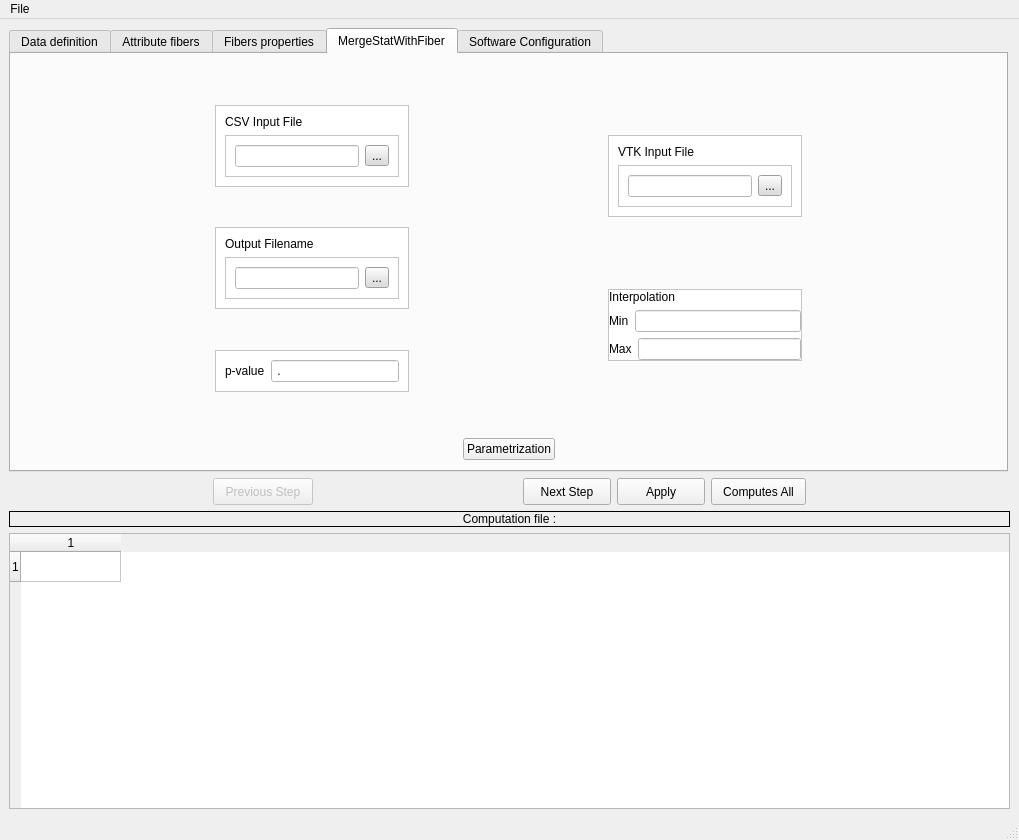
Qt form Applications/DTIAtlasFiberAnalyzer/DTIAtlasFiberAnalyzerguiwindow.ui (NIRALUser/DTIFiberTractStatistics) before a commit.
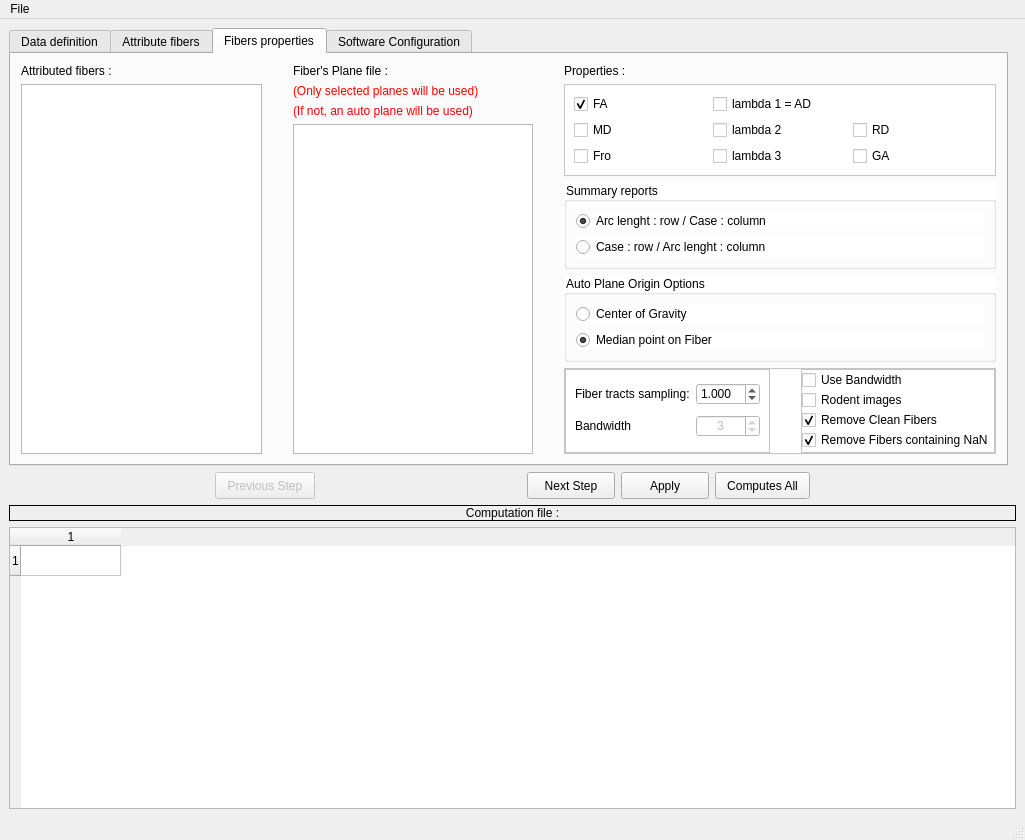
The same form after that commit. The open tabs and pages were chosen to show the change.

Commit message: ENH: bandwidth parameter added for dtitractstat

```diff
--- a/Applications/DTIAtlasFiberAnalyzer/DTIAtlasFiberAnalyzerguiwindow.ui
+++ b/Applications/DTIAtlasFiberAnalyzer/DTIAtlasFiberAnalyzerguiwindow.ui
@@ -6,7 +6,7 @@
    <rect>
     <x>0</x>
     <y>0</y>
-    <width>1019</width>
+    <width>1025</width>
     <height>840</height>
    </rect>
   </property>
@@ -17,27 +17,23 @@
    <layout class="QHBoxLayout" name="horizontalLayout_35">
     <item>
      <layout class="QGridLayout" name="PrincipalLayout">
-      <item row="4" column="0">
-       <widget class="QTableWidget" name="CSVtable">
+      <item row="2" column="0">
+       <widget class="QLabel" name="CsvTitle">
         <property name="frameShape">
-         <enum>QFrame::StyledPanel</enum>
+         <enum>QFrame::Box</enum>
         </property>
-        <property name="textElideMode">
-         <enum>Qt::ElideLeft</enum>
+        <property name="frameShadow">
+         <enum>QFrame::Plain</enum>
         </property>
-        <property name="gridStyle">
-         <enum>Qt::SolidLine</enum>
+        <property name="text">
+         <string>Computation file :</string>
         </property>
-        <row>
-         <property name="text">
-          <string>1</string>
-         </property>
-        </row>
-        <column>
-         <property name="text">
-          <string>1</string>
-         </property>
-        </column>
+        <property name="alignment">
+         <set>Qt::AlignCenter</set>
+        </property>
+        <property name="wordWrap">
+         <bool>false</bool>
+        </property>
        </widget>
       </item>
       <item row="1" column="0">
@@ -165,23 +161,27 @@
         </item>
        </layout>
       </item>
-      <item row="2" column="0">
-       <widget class="QLabel" name="CsvTitle">
+      <item row="4" column="0">
+       <widget class="QTableWidget" name="CSVtable">
         <property name="frameShape">
-         <enum>QFrame::Box</enum>
+         <enum>QFrame::StyledPanel</enum>
         </property>
-        <property name="frameShadow">
-         <enum>QFrame::Plain</enum>
+        <property name="textElideMode">
+         <enum>Qt::ElideLeft</enum>
         </property>
-        <property name="text">
-         <string>Computation file :</string>
+        <property name="gridStyle">
+         <enum>Qt::SolidLine</enum>
         </property>
-        <property name="alignment">
-         <set>Qt::AlignCenter</set>
-        </property>
-        <property name="wordWrap">
-         <bool>false</bool>
-        </property>
+        <row>
+         <property name="text">
+          <string>1</string>
+         </property>
+        </row>
+        <column>
+         <property name="text">
+          <string>1</string>
+         </property>
+        </column>
        </widget>
       </item>
       <item row="0" column="0">
@@ -211,7 +211,7 @@
          <string notr="true"/>
         </property>
         <property name="currentIndex">
-         <number>0</number>
+         <number>2</number>
         </property>
         <property name="usesScrollButtons">
          <bool>true</bool>
@@ -1566,26 +1566,61 @@
                   <number>0</number>
                  </property>
                  <item>
-                  <widget class="QLabel" name="label_4">
-                   <property name="text">
-                    <string>Fiber tracts sampling:</string>
+                  <widget class="QFrame" name="frame_2">
+                   <property name="frameShape">
+                    <enum>QFrame::StyledPanel</enum>
                    </property>
-                  </widget>
-                 </item>
-                 <item>
-                  <widget class="QDoubleSpinBox" name="FiberSampling">
-                   <property name="decimals">
-                    <number>3</number>
+                   <property name="frameShadow">
+                    <enum>QFrame::Raised</enum>
                    </property>
-                   <property name="minimum">
-                    <double>0.001000000000000</double>
-                   </property>
-                   <property name="singleStep">
-                    <double>0.100000000000000</double>
-                   </property>
-                   <property name="value">
-                    <double>1.000000000000000</double>
-                   </property>
+                   <layout class="QGridLayout" name="gridLayout_2">
+                    <item row="0" column="1">
+                     <widget class="QDoubleSpinBox" name="FiberSampling">
+                      <property name="decimals">
+                       <number>3</number>
+                      </property>
+                      <property name="minimum">
+                       <double>0.001000000000000</double>
+                      </property>
+                      <property name="singleStep">
+                       <double>0.100000000000000</double>
+                      </property>
+                      <property name="value">
+                       <double>1.000000000000000</double>
+                      </property>
+                     </widget>
+                    </item>
+                    <item row="0" column="0">
+                     <widget class="QLabel" name="label_4">
+                      <property name="text">
+                       <string>Fiber tracts sampling:</string>
+                      </property>
+                     </widget>
+                    </item>
+                    <item row="1" column="0">
+                     <widget class="QLabel" name="label">
+                      <property name="text">
+                       <string>Bandwidth</string>
+                      </property>
+                     </widget>
+                    </item>
+                    <item row="1" column="1">
+                     <widget class="QDoubleSpinBox" name="sbBandwidth">
+                      <property name="enabled">
+                       <bool>false</bool>
+                      </property>
+                      <property name="alignment">
+                       <set>Qt::AlignCenter</set>
+                      </property>
+                      <property name="decimals">
+                       <number>0</number>
+                      </property>
+                      <property name="value">
+                       <double>3.000000000000000</double>
+                      </property>
+                     </widget>
+                    </item>
+                   </layout>
                   </widget>
                  </item>
                  <item>
@@ -1625,6 +1660,13 @@
                     <property name="bottomMargin">
                      <number>0</number>
                     </property>
+                    <item>
+                     <widget class="QCheckBox" name="checkBandwidth">
+                      <property name="text">
+                       <string>Use Bandwidth</string>
+                      </property>
+                     </widget>
+                    </item>
                     <item>
                      <widget class="QCheckBox" name="checkRodent">
                       <property name="text">
@@ -1667,508 +1709,6 @@
           </item>
          </layout>
         </widget>
-        <widget class="QWidget" name="MergeStatWithFiber">
-         <attribute name="title">
-          <string>MergeStatWithFiber</string>
-         </attribute>
-         <layout class="QVBoxLayout" name="verticalLayout_43">
-          <property name="leftMargin">
-           <number>10</number>
-          </property>
-          <property name="topMargin">
-           <number>10</number>
-          </property>
-          <property name="rightMargin">
-           <number>10</number>
-          </property>
-          <property name="bottomMargin">
-           <number>10</number>
-          </property>
-          <item>
-           <layout class="QHBoxLayout" name="horizontalLayout_31">
-            <property name="leftMargin">
-             <number>0</number>
-            </property>
-            <property name="topMargin">
-             <number>0</number>
-            </property>
-            <property name="rightMargin">
-             <number>0</number>
-            </property>
-            <property name="bottomMargin">
-             <number>0</number>
-            </property>
-            <item>
-             <spacer name="horizontalSpacer_12">
-              <property name="orientation">
-               <enum>Qt::Horizontal</enum>
-              </property>
-              <property name="sizeHint" stdset="0">
-               <size>
-                <width>40</width>
-                <height>20</height>
-               </size>
-              </property>
-             </spacer>
-            </item>
-            <item>
-             <layout class="QVBoxLayout" name="verticalLayout_41">
-              <property name="spacing">
-               <number>0</number>
-              </property>
-              <property name="leftMargin">
-               <number>0</number>
-              </property>
-              <property name="topMargin">
-               <number>0</number>
-              </property>
-              <property name="rightMargin">
-               <number>0</number>
-              </property>
-              <property name="bottomMargin">
-               <number>0</number>
-              </property>
-              <item>
-               <spacer name="verticalSpacer_10">
-                <property name="orientation">
-                 <enum>Qt::Vertical</enum>
-                </property>
-                <property name="sizeHint" stdset="0">
-                 <size>
-                  <width>20</width>
-                  <height>40</height>
-                 </size>
-                </property>
-               </spacer>
-              </item>
-              <item>
-               <widget class="QFrame" name="loadparamframe_2">
-                <property name="enabled">
-                 <bool>true</bool>
-                </property>
-                <property name="styleSheet">
-                 <string notr="true">background-color: rgb(255, 255, 255);</string>
-                </property>
-                <property name="frameShape">
-                 <enum>QFrame::StyledPanel</enum>
-                </property>
-                <property name="frameShadow">
-                 <enum>QFrame::Raised</enum>
-                </property>
-                <layout class="QVBoxLayout" name="verticalLayout_39">
-                 <item>
-                  <widget class="QLabel" name="csvfilenametitle_2">
-                   <property name="text">
-                    <string>CSV Input File</string>
-                   </property>
-                  </widget>
-                 </item>
-                 <item>
-                  <widget class="QFrame" name="csvframe_2">
-                   <property name="frameShape">
-                    <enum>QFrame::StyledPanel</enum>
-                   </property>
-                   <property name="frameShadow">
-                    <enum>QFrame::Raised</enum>
-                   </property>
-                   <layout class="QHBoxLayout" name="horizontalLayout_25">
-                    <item>
-                     <widget class="QLineEdit" name="DTIPcsvfilename"/>
-                    </item>
-                    <item>
-                     <widget class="QToolButton" name="DTIPbrowsercsv">
-                      <property name="styleSheet">
-                       <string notr="true">background-color: rgb(220, 220, 220);</string>
-                      </property>
-                      <property name="text">
-                       <string>...</string>
-                      </property>
-                     </widget>
-                    </item>
-                   </layout>
-                  </widget>
-                 </item>
-                </layout>
-               </widget>
-              </item>
-              <item>
-               <spacer name="verticalSpacer_15">
-                <property name="orientation">
-                 <enum>Qt::Vertical</enum>
-                </property>
-                <property name="sizeHint" stdset="0">
-                 <size>
-                  <width>20</width>
-                  <height>40</height>
-                 </size>
-                </property>
-               </spacer>
-              </item>
-              <item>
-               <widget class="QFrame" name="loadparamframe_4">
-                <property name="enabled">
-                 <bool>true</bool>
-                </property>
-                <property name="styleSheet">
-                 <string notr="true">background-color: rgb(255, 255, 255);</string>
-                </property>
-                <property name="frameShape">
-                 <enum>QFrame::StyledPanel</enum>
-                </property>
-                <property name="frameShadow">
-                 <enum>QFrame::Raised</enum>
-                </property>
-                <layout class="QVBoxLayout" name="verticalLayout_38">
-                 <item>
-                  <widget class="QLabel" name="csvfilenametitle_4">
-                   <property name="text">
-                    <string>Output Filename</string>
-                   </property>
-                  </widget>
-                 </item>
-                 <item>
-                  <widget class="QFrame" name="csvframe_4">
-                   <property name="frameShape">
-                    <enum>QFrame::StyledPanel</enum>
-                   </property>
-                   <property name="frameShadow">
-                    <enum>QFrame::Raised</enum>
-                   </property>
-                   <layout class="QHBoxLayout" name="horizontalLayout_27">
-                    <item>
-                     <widget class="QLineEdit" name="DTIPoutputfilename"/>
-                    </item>
-                    <item>
-                     <widget class="QToolButton" name="DTIPbrowseroutput">
-                      <property name="styleSheet">
-                       <string notr="true">background-color: rgb(220, 220, 220);</string>
-                      </property>
-                      <property name="text">
-                       <string>...</string>
-                      </property>
-                     </widget>
-                    </item>
-                   </layout>
-                  </widget>
-                 </item>
-                </layout>
-               </widget>
-              </item>
-              <item>
-               <spacer name="verticalSpacer_14">
-                <property name="orientation">
-                 <enum>Qt::Vertical</enum>
-                </property>
-                <property name="sizeHint" stdset="0">
-                 <size>
-                  <width>20</width>
-                  <height>40</height>
-                 </size>
-                </property>
-               </spacer>
-              </item>
-              <item>
-               <widget class="QFrame" name="loadparamframe_6">
-                <property name="enabled">
-                 <bool>true</bool>
-                </property>
-                <property name="styleSheet">
-                 <string notr="true">background-color: rgb(255, 255, 255);</string>
-                </property>
-                <property name="frameShape">
-                 <enum>QFrame::StyledPanel</enum>
-                </property>
-                <property name="frameShadow">
-                 <enum>QFrame::Raised</enum>
-                </property>
-                <layout class="QHBoxLayout" name="horizontalLayout_28">
-                 <item>
-                  <widget class="QLabel" name="label_3">
-                   <property name="text">
-                    <string>p-value</string>
-                   </property>
-                  </widget>
-                 </item>
-                 <item>
-                  <widget class="QLineEdit" name="pvalue">
-                   <property name="inputMask">
-                    <string>0.000</string>
-                   </property>
-                  </widget>
-                 </item>
-                </layout>
-               </widget>
-              </item>
-              <item>
-               <spacer name="verticalSpacer_11">
-                <property name="orientation">
-                 <enum>Qt::Vertical</enum>
-                </property>
-                <property name="sizeHint" stdset="0">
-                 <size>
-                  <width>20</width>
-                  <height>40</height>
-                 </size>
-                </property>
-               </spacer>
-              </item>
-             </layout>
-            </item>
-            <item>
-             <spacer name="horizontalSpacer_11">
-              <property name="orientation">
-               <enum>Qt::Horizontal</enum>
-              </property>
-              <property name="sizeHint" stdset="0">
-               <size>
-                <width>40</width>
-                <height>20</height>
-               </size>
-              </property>
-             </spacer>
-            </item>
-            <item>
-             <layout class="QVBoxLayout" name="verticalLayout_42">
-              <property name="spacing">
-               <number>0</number>
-              </property>
-              <property name="leftMargin">
-               <number>0</number>
-              </property>
-              <property name="topMargin">
-               <number>0</number>
-              </property>
-              <property name="rightMargin">
-               <number>0</number>
-              </property>
-              <property name="bottomMargin">
-               <number>0</number>
-              </property>
-              <item>
-               <spacer name="verticalSpacer_12">
-                <property name="orientation">
-                 <enum>Qt::Vertical</enum>
-                </property>
-                <property name="sizeHint" stdset="0">
-                 <size>
-                  <width>20</width>
-                  <height>40</height>
-                 </size>
-                </property>
-               </spacer>
-              </item>
-              <item>
-               <widget class="QFrame" name="loadparamframe_3">
-                <property name="enabled">
-                 <bool>true</bool>
-                </property>
-                <property name="styleSheet">
-                 <string notr="true">background-color: rgb(255, 255, 255);</string>
-                </property>
-                <property name="frameShape">
-                 <enum>QFrame::StyledPanel</enum>
-                </property>
-                <property name="frameShadow">
-                 <enum>QFrame::Raised</enum>
-                </property>
-                <layout class="QVBoxLayout" name="verticalLayout_40">
-                 <item>
-                  <widget class="QLabel" name="csvfilenametitle_3">
-                   <property name="text">
-                    <string>VTK Input File</string>
-                   </property>
-                  </widget>
-                 </item>
-                 <item>
-                  <widget class="QFrame" name="csvframe_3">
-                   <property name="frameShape">
-                    <enum>QFrame::StyledPanel</enum>
-                   </property>
-                   <property name="frameShadow">
-                    <enum>QFrame::Raised</enum>
-                   </property>
-                   <layout class="QHBoxLayout" name="horizontalLayout_26">
-                    <item>
-                     <widget class="QLineEdit" name="DTIPvtkfilename"/>
-                    </item>
-                    <item>
-                     <widget class="QToolButton" name="DTIPbrowservtk">
-                      <property name="styleSheet">
-                       <string notr="true">background-color: rgb(220, 220, 220);</string>
-                      </property>
-                      <property name="text">
-                       <string>...</string>
-                      </property>
-                     </widget>
-                    </item>
-                   </layout>
-                  </widget>
-                 </item>
-                </layout>
-               </widget>
-              </item>
-              <item>
-               <spacer name="verticalSpacer_13">
-                <property name="orientation">
-                 <enum>Qt::Vertical</enum>
-                </property>
-                <property name="sizeHint" stdset="0">
-                 <size>
-                  <width>20</width>
-                  <height>40</height>
-                 </size>
-                </property>
-               </spacer>
-              </item>
-              <item>
-               <widget class="QFrame" name="loadparamframe_5">
-                <property name="enabled">
-                 <bool>true</bool>
-                </property>
-                <property name="styleSheet">
-                 <string notr="true">background-color: rgb(255, 255, 255);</string>
-                </property>
-                <property name="frameShape">
-                 <enum>QFrame::StyledPanel</enum>
-                </property>
-                <property name="frameShadow">
-                 <enum>QFrame::Raised</enum>
-                </property>
-                <layout class="QVBoxLayout" name="verticalLayout_37">
-                 <property name="spacing">
-                  <number>6</number>
-                 </property>
-                 <property name="leftMargin">
-                  <number>0</number>
-                 </property>
-                 <property name="topMargin">
-                  <number>0</number>
-                 </property>
-                 <property name="rightMargin">
-                  <number>0</number>
-                 </property>
-                 <property name="bottomMargin">
-                  <number>0</number>
-                 </property>
-                 <item>
-                  <widget class="QLabel" name="csvfilenametitle_5">
-                   <property name="text">
-                    <string>Interpolation</string>
-                   </property>
-                  </widget>
-                 </item>
-                 <item>
-                  <layout class="QHBoxLayout" name="horizontalLayout_29">
-                   <property name="leftMargin">
-                    <number>0</number>
-                   </property>
-                   <property name="topMargin">
-                    <number>0</number>
-                   </property>
-                   <property name="rightMargin">
-                    <number>0</number>
-                   </property>
-                   <property name="bottomMargin">
-                    <number>0</number>
-                   </property>
-                   <item>
-                    <widget class="QLabel" name="label">
-                     <property name="text">
-                      <string>Min</string>
-                     </property>
-                    </widget>
-                   </item>
-                   <item>
-                    <widget class="QLineEdit" name="DTIP_LE_Min"/>
-                   </item>
-                  </layout>
-                 </item>
-                 <item>
-                  <layout class="QHBoxLayout" name="horizontalLayout_30">
-                   <item>
-                    <widget class="QLabel" name="label_2">
-                     <property name="text">
-                      <string>Max</string>
-                     </property>
-                    </widget>
-                   </item>
-                   <item>
-                    <widget class="QLineEdit" name="DTIP_LE_Max"/>
-                   </item>
-                  </layout>
-                 </item>
-                </layout>
-               </widget>
-              </item>
-              <item>
-               <spacer name="verticalSpacer_16">
-                <property name="orientation">
-                 <enum>Qt::Vertical</enum>
-                </property>
-                <property name="sizeHint" stdset="0">
-                 <size>
-                  <width>20</width>
-                  <height>40</height>
-                 </size>
-                </property>
-               </spacer>
-              </item>
-             </layout>
-            </item>
-            <item>
-             <spacer name="horizontalSpacer_13">
-              <property name="orientation">
-               <enum>Qt::Horizontal</enum>
-              </property>
-              <property name="sizeHint" stdset="0">
-               <size>
-                <width>40</width>
-                <height>20</height>
-               </size>
-              </property>
-             </spacer>
-            </item>
-           </layout>
-          </item>
-          <item>
-           <layout class="QHBoxLayout" name="horizontalLayout_32">
-            <item>
-             <spacer name="horizontalSpacer_14">
-              <property name="orientation">
-               <enum>Qt::Horizontal</enum>
-              </property>
-              <property name="sizeHint" stdset="0">
-               <size>
-                <width>40</width>
-                <height>20</height>
-               </size>
-              </property>
-             </spacer>
-            </item>
-            <item>
-             <widget class="QPushButton" name="DTIPcomputes">
-              <property name="text">
-               <string>Parametrization</string>
-              </property>
-             </widget>
-            </item>
-            <item>
-             <spacer name="horizontalSpacer_15">
-              <property name="orientation">
-               <enum>Qt::Horizontal</enum>
-              </property>
-              <property name="sizeHint" stdset="0">
-               <size>
-                <width>40</width>
-                <height>20</height>
-               </size>
-              </property>
-             </spacer>
-            </item>
-           </layout>
-          </item>
-         </layout>
-        </widget>
         <widget class="QWidget" name="SoftwareConfiguration">
          <attribute name="title">
           <string>Software Configuration</string>
@@ -2324,8 +1864,8 @@
     <rect>
      <x>0</x>
      <y>0</y>
-     <width>1019</width>
-     <height>21</height>
+     <width>1025</width>
+     <height>22</height>
     </rect>
    </property>
    <widget class="QMenu" name="menuFile">
```
The commit also changes 6 other files.
